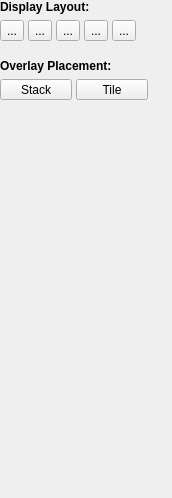
Above: GUI/Qt/Components/DisplayLayoutInspector.ui from pyushkevich/itksnap before the change. Below: the same form after it.
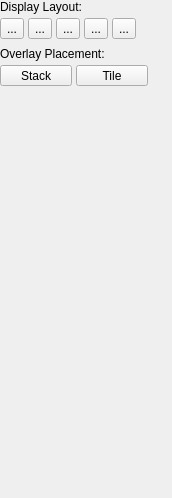
That is the form after the change. Icons and pictures are not drawn.

Diff of the .ui file:
```diff
--- a/GUI/Qt/Components/DisplayLayoutInspector.ui
+++ b/GUI/Qt/Components/DisplayLayoutInspector.ui
@@ -20,7 +20,19 @@
 </string>
   </property>
   <layout class="QVBoxLayout" name="verticalLayout">
-   <property name="margin">
+   <property name="spacing">
+    <number>4</number>
+   </property>
+   <property name="leftMargin">
+    <number>0</number>
+   </property>
+   <property name="topMargin">
+    <number>0</number>
+   </property>
+   <property name="rightMargin">
+    <number>0</number>
+   </property>
+   <property name="bottomMargin">
     <number>0</number>
    </property>
    <item>
@@ -28,12 +40,12 @@
      <property name="font">
       <font>
        <pointsize>-1</pointsize>
-       <weight>75</weight>
-       <bold>true</bold>
+       <weight>50</weight>
+       <bold>false</bold>
       </font>
      </property>
      <property name="styleSheet">
-      <string notr="true">font-weight:bold;</string>
+      <string notr="true"/>
      </property>
      <property name="text">
       <string>Display Layout:</string>
@@ -59,7 +71,7 @@
        <number>0</number>
       </property>
       <property name="bottomMargin">
-       <number>12</number>
+       <number>4</number>
       </property>
       <item>
        <widget class="QToolButton" name="btnFourViews">
@@ -217,12 +229,12 @@
      <property name="font">
       <font>
        <pointsize>-1</pointsize>
-       <weight>75</weight>
-       <bold>true</bold>
+       <weight>50</weight>
+       <bold>false</bold>
       </font>
      </property>
      <property name="styleSheet">
-      <string notr="true">font-weight:bold;</string>
+      <string notr="true"/>
      </property>
      <property name="text">
       <string>Overlay Placement:</string>
```
Left out of the diff: 11 changed lines with no effect on the pictures.
